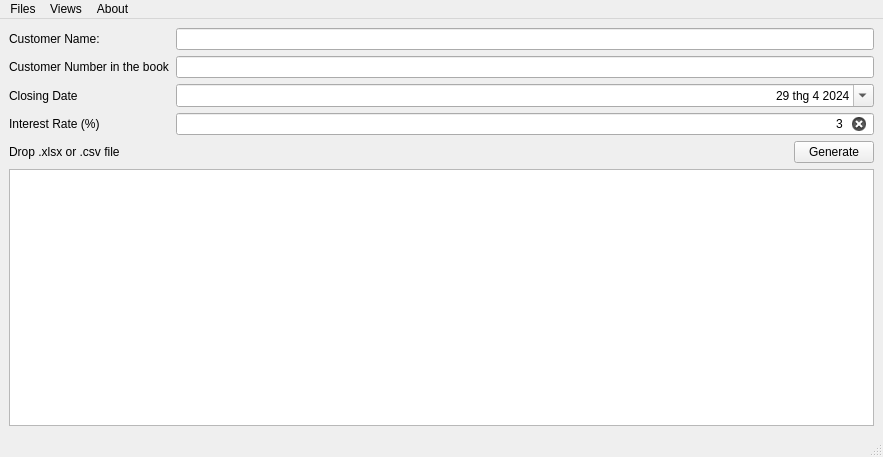
Above: ui/main_ui.ui from Achicken7301/Debt-Calculation before the change. Below: the same form after it.
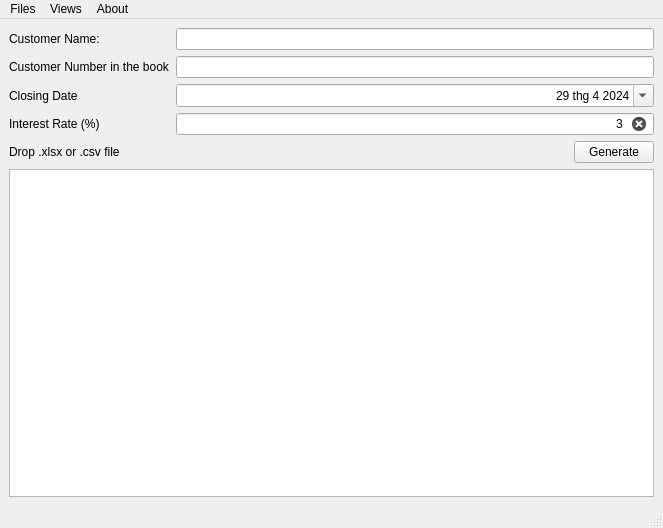
That is the form after the change.

Commit message: [style] update main user interface

Patch:
```diff
--- a/ui/main_ui.ui
+++ b/ui/main_ui.ui
@@ -6,8 +6,8 @@
    <rect>
     <x>0</x>
     <y>0</y>
-    <width>883</width>
-    <height>457</height>
+    <width>663</width>
+    <height>528</height>
    </rect>
   </property>
   <property name="acceptDrops">
@@ -32,6 +32,9 @@
       </item>
       <item row="0" column="1">
        <widget class="QLineEdit" name="cus_name">
+        <property name="text">
+         <string/>
+        </property>
         <property name="alignment">
          <set>Qt::AlignRight|Qt::AlignTrailing|Qt::AlignVCenter</set>
         </property>
@@ -169,7 +172,7 @@
     <rect>
      <x>0</x>
      <y>0</y>
-     <width>883</width>
+     <width>663</width>
      <height>20</height>
     </rect>
    </property>
```
The commit also changes 2 other files.
